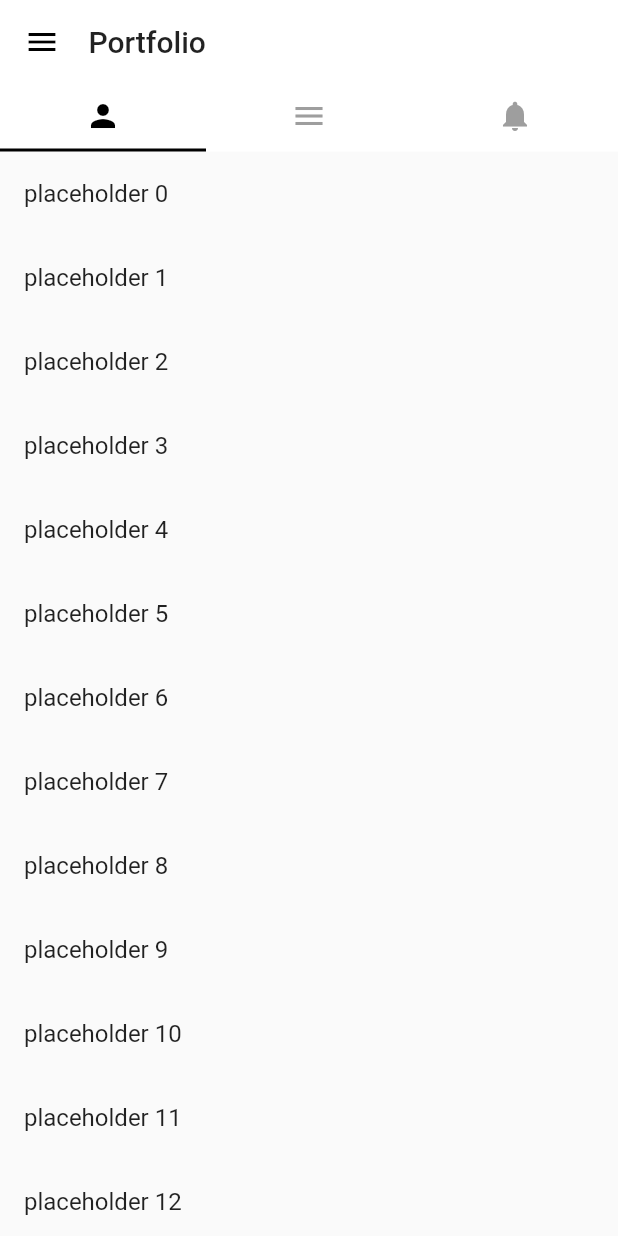
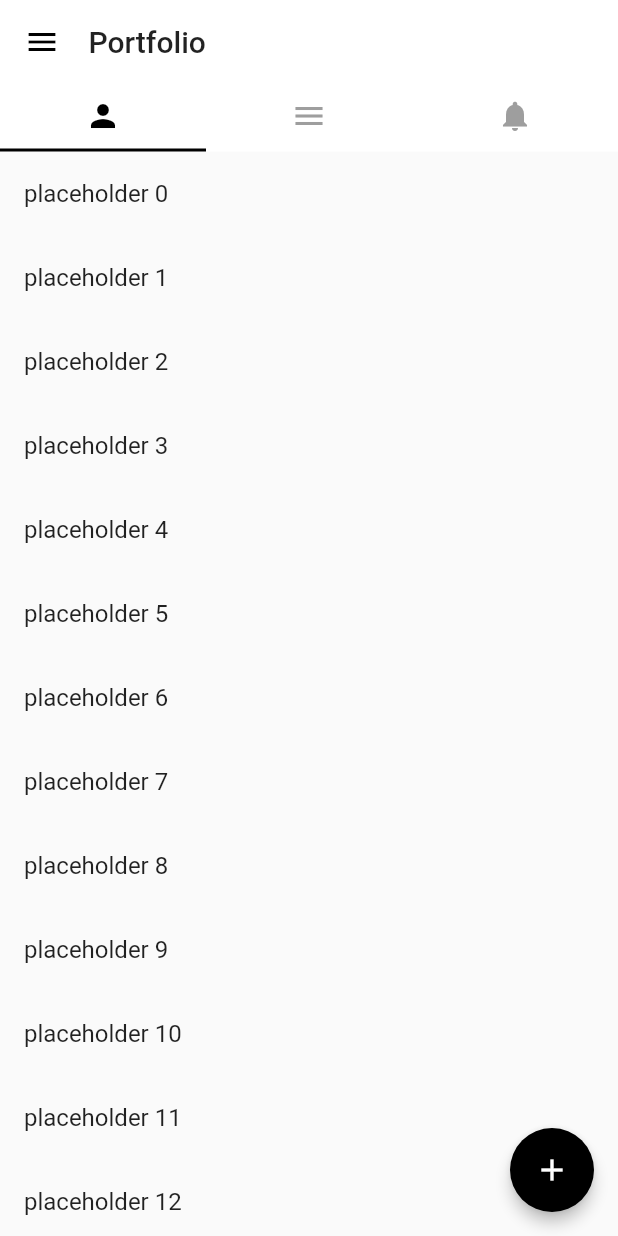
Before and after one commit to trentpiercy/trace, a Flutter app: the screen it shows after launch, on a phone screen of 412 x 824 dp. Run offline on Flutter 3.47's test engine with Material 2 defaults, Android fonts, the phone set to English and light mode, and no system bars.

Commit message:
large num abbreviation

```diff
--- a/lib/market/coin_aggregate_stats.dart
+++ b/lib/market/coin_aggregate_stats.dart
@@ -1,6 +1,4 @@
 import 'package:flutter/material.dart';
-
-import 'package:flutter_sparkline/flutter_sparkline.dart';
 import 'package:trace/flutter_candlesticks.dart';
 
 import 'dart:async';
@@ -8,7 +6,6 @@ import 'package:http/http.dart' as http;
 import 'dart:convert';
 
 import 'package:trace/main.dart';
-import 'package:trace/market_page.dart';
 import 'package:trace/market/coin_exchanges_list.dart';
 
 
--- a/lib/market/coin_exchanges_list.dart
+++ b/lib/market/coin_exchanges_list.dart
@@ -7,6 +7,7 @@ import 'dart:convert';
 import 'package:trace/market_page.dart';
 import 'coin_exchange_stats.dart';
 import 'coin_aggregate_stats.dart';
+import 'package:trace/main.dart';
 
 priceTrim(number) {
   if (number.toString().length < 7) {
--- a/lib/tabs.dart
+++ b/lib/tabs.dart
@@ -109,13 +109,35 @@ class TabsState extends State<Tabs> with SingleTickerProviderStateMixin {
                       title: new Text("Portfolio Timeline"),
                     ),
                     new ListTile(
+                      leading: new Icon(Icons.pie_chart_outlined),
+                      title: new Text("Portfolio Breakdown"),
+                    ),
+                    new ListTile(
                       leading: new Icon(Icons.short_text),
-                      title: new Text("Shorten Numbers"),
+                      title: new Text(shortenOn ? "Full Numbers" : "Abbreviate Numbers"),
+                      onTap: () {
+                        setState(() {
+                          shortenOn = !shortenOn;
+                        });
+                      },
                     )
                   ],
                 )
             )
         ),
+
+        floatingActionButton: [
+          new FloatingActionButton(
+            onPressed: null,
+            child: Icon(Icons.add),
+            foregroundColor: Theme.of(context).iconTheme.color,
+            backgroundColor: Theme.of(context).accentIconTheme.color,
+            elevation: 4.0,
+            tooltip: "Add transaction",
+          ),
+          null,
+          null
+        ][_tabController.index],
 
         body: new NestedScrollView(
           controller: _scrollController,
@@ -129,7 +151,7 @@ class TabsState extends State<Tabs> with SingleTickerProviderStateMixin {
                     controller: _textController,
                     autocorrect: false,
                     keyboardType: TextInputType.text,
-                    style: Theme.of(context).textTheme.title,
+                    style: Theme.of(context).textTheme.subhead,
                     onChanged: (value) => _handleFilter(value),
                     autofocus: true,
                     decoration: new InputDecoration.collapsed(
```
Also changed, not shown: lib/main.dart (+23 -0 lines), lib/market_page.dart (+1 -7 lines), lib/portfolio/breakdown.dart (added), lib/portfolio/timeline.dart (added), 1 other file.
